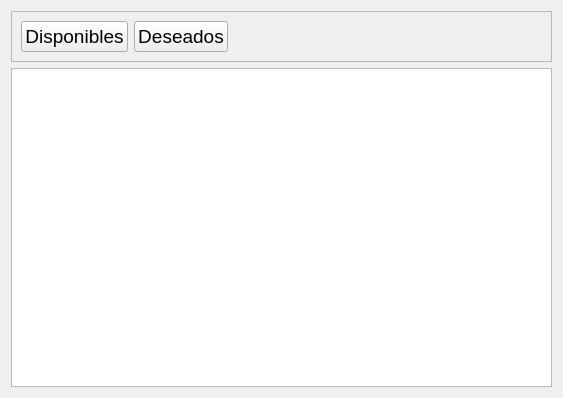
The window that application-desktop/availableapplicationswidget.ui (Saul-Ortega/AeApplicationManager) describes before a commit, drawn with Qt 5.
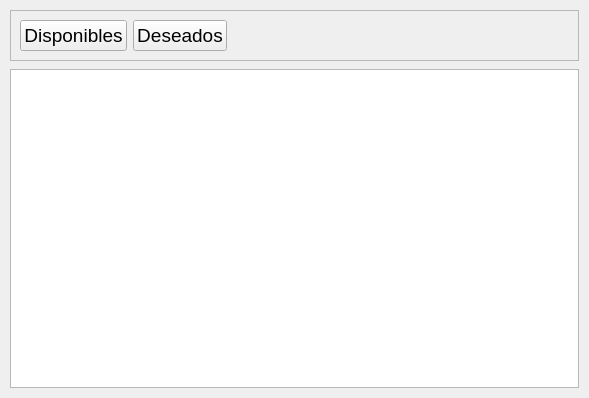
The same window after the commit.

Patch:
```diff
--- a/application-desktop/availableapplicationswidget.ui
+++ b/application-desktop/availableapplicationswidget.ui
@@ -6,10 +6,22 @@
    <rect>
     <x>0</x>
     <y>0</y>
-    <width>563</width>
+    <width>589</width>
     <height>398</height>
    </rect>
   </property>
+  <property name="sizePolicy">
+   <sizepolicy hsizetype="Preferred" vsizetype="Preferred">
+    <horstretch>0</horstretch>
+    <verstretch>0</verstretch>
+   </sizepolicy>
+  </property>
+  <property name="minimumSize">
+   <size>
+    <width>250</width>
+    <height>120</height>
+   </size>
+  </property>
   <property name="font">
    <font>
     <pointsize>7</pointsize>
@@ -19,6 +31,21 @@
    <string>Form</string>
   </property>
   <layout class="QVBoxLayout" name="verticalLayout_2">
+   <property name="spacing">
+    <number>8</number>
+   </property>
+   <property name="leftMargin">
+    <number>10</number>
+   </property>
+   <property name="topMargin">
+    <number>10</number>
+   </property>
+   <property name="rightMargin">
+    <number>10</number>
+   </property>
+   <property name="bottomMargin">
+    <number>10</number>
+   </property>
    <item>
     <widget class="QFrame" name="frame">
      <property name="frameShape">
```
